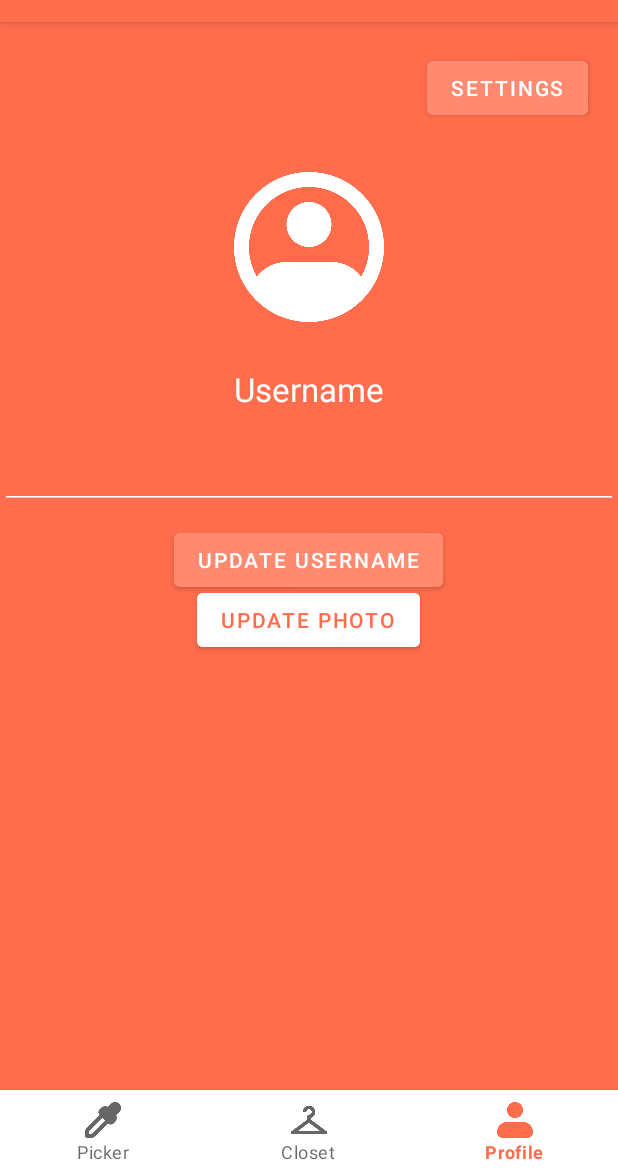
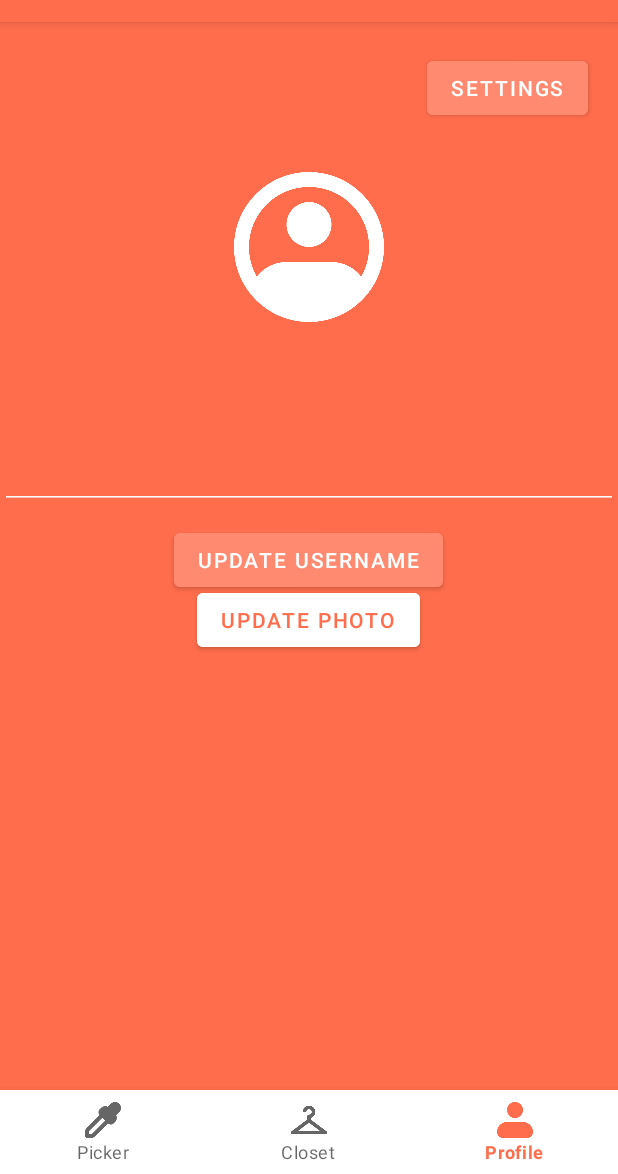
Before and after one commit to bropeter8/OutfitPicker, an Android app: the screen it shows after launch (MainActivity), item 3 of the bottom bar chosen, on a phone screen of 412 x 824 dp, the part 62-1236 px from its top. Run offline under Robolectric (Android 15) with nearby library versions, the light colour scheme and no system bars.

Commit message:
Saving username after restart

```diff
--- a/app/src/main/java/si/uni_lj/fe/tnuv/outfitpicker2/ProfileFragment.java
+++ b/app/src/main/java/si/uni_lj/fe/tnuv/outfitpicker2/ProfileFragment.java
@@ -42,6 +42,7 @@ public class ProfileFragment extends Fragment {
 
     private static final String PREFS_NAME = "outfit_prefs";
     private static final String PREF_OUTFITS = "saved_outfits";
+    private static final String PREF_USERNAME = "username";
 
     private SharedPreferences sharedPreferences;
     private RecyclerView outfitsRecyclerView;
@@ -63,7 +64,9 @@ public class ProfileFragment extends Fragment {
         updateButton.setOnClickListener(new View.OnClickListener() {
             @Override
             public void onClick(View v) {
-                username.setText(usernameInput.getText().toString());
+                String newName = usernameInput.getText().toString();
+                username.setText(newName);
+                saveUsername(newName); // Save username to SharedPreferences
             }
         });
 
@@ -90,6 +93,7 @@ public class ProfileFragment extends Fragment {
 
         sharedPreferences = requireActivity().getSharedPreferences(PREFS_NAME, Context.MODE_PRIVATE);
         loadSavedOutfits();
+        loadUsername(); // Load username from SharedPreferences
 
         outfitsAdapter = new OutfitsAdapter(savedOutfits);
         outfitsRecyclerView.setAdapter(outfitsAdapter);
@@ -107,6 +111,16 @@ public class ProfileFragment extends Fragment {
             int bottom = Integer.parseInt(parts[1]);
             savedOutfits.add(new int[]{top, bottom});
         }
+    }
+
+    private void loadUsername() {
+        String savedUsername = sharedPreferences.getString(PREF_USERNAME, "");
+        username.setText(savedUsername);
+        usernameInput.setText(savedUsername);
+    }
+
+    private void saveUsername(String username) {
+        sharedPreferences.edit().putString(PREF_USERNAME, username).apply();
     }
 
     private boolean checkPermissions() {
@@ -148,7 +162,7 @@ public class ProfileFragment extends Fragment {
             if (grantResults.length > 0 && grantResults[0] == PackageManager.PERMISSION_GRANTED) {
                 pickImage();
             } else {
-                // Add Later
+                // Handle permission denial
             }
         }
     }
```
